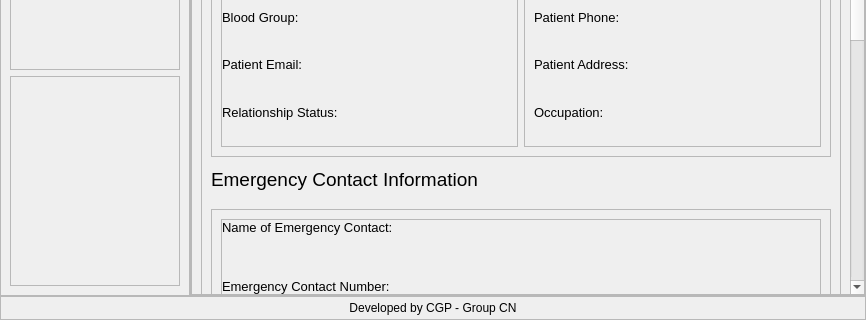
This is config/ux.ui in upekshaip/medical-project-app as Qt 5 draws it before an edit; both pictures show x 0 to 866 and y 380 to 700 of the 866 by 700 pixel window. The edited form follows.
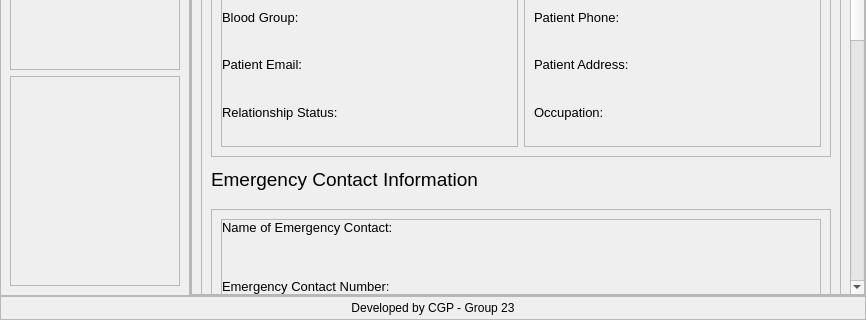
This is the edited form. The open tabs and pages were chosen to show the change. Icons and pictures are not drawn.

What changed in the file:
```diff
--- a/config/ux.ui
+++ b/config/ux.ui
@@ -4601,7 +4601,7 @@
           </font>
          </property>
          <property name="text">
-          <string>Developed by CGP - Group CN</string>
+          <string>Developed by CGP - Group 23</string>
          </property>
          <property name="alignment">
           <set>Qt::AlignCenter</set>
```
Left out of the diff: 4 changed lines with no effect on the pictures.
